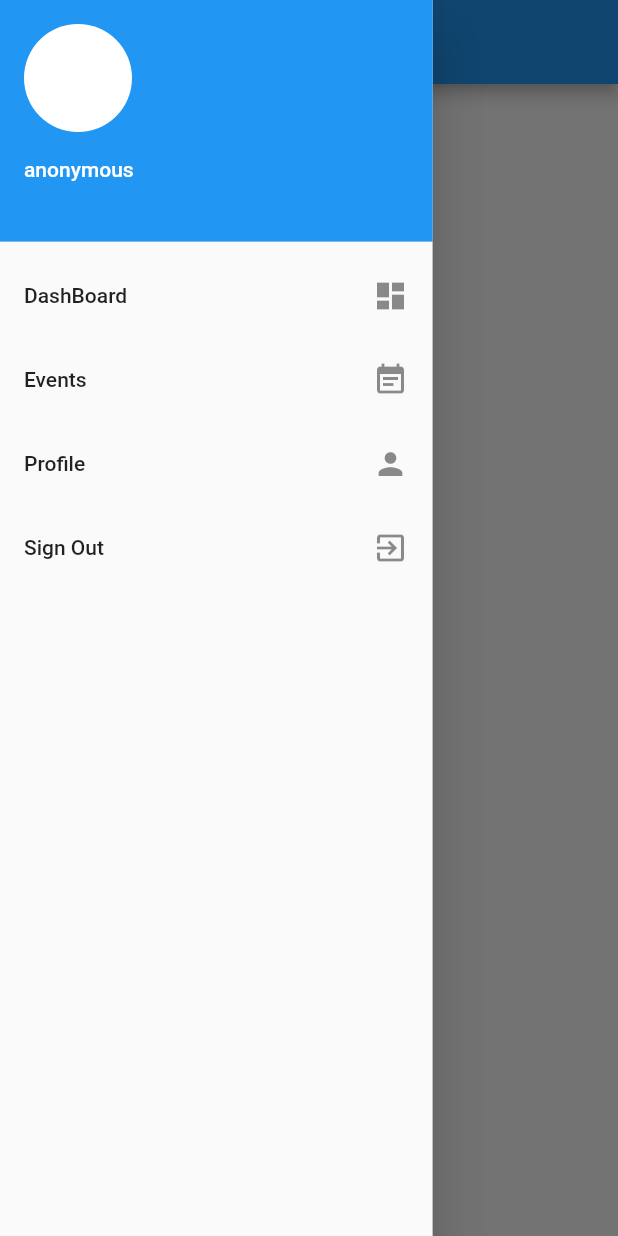
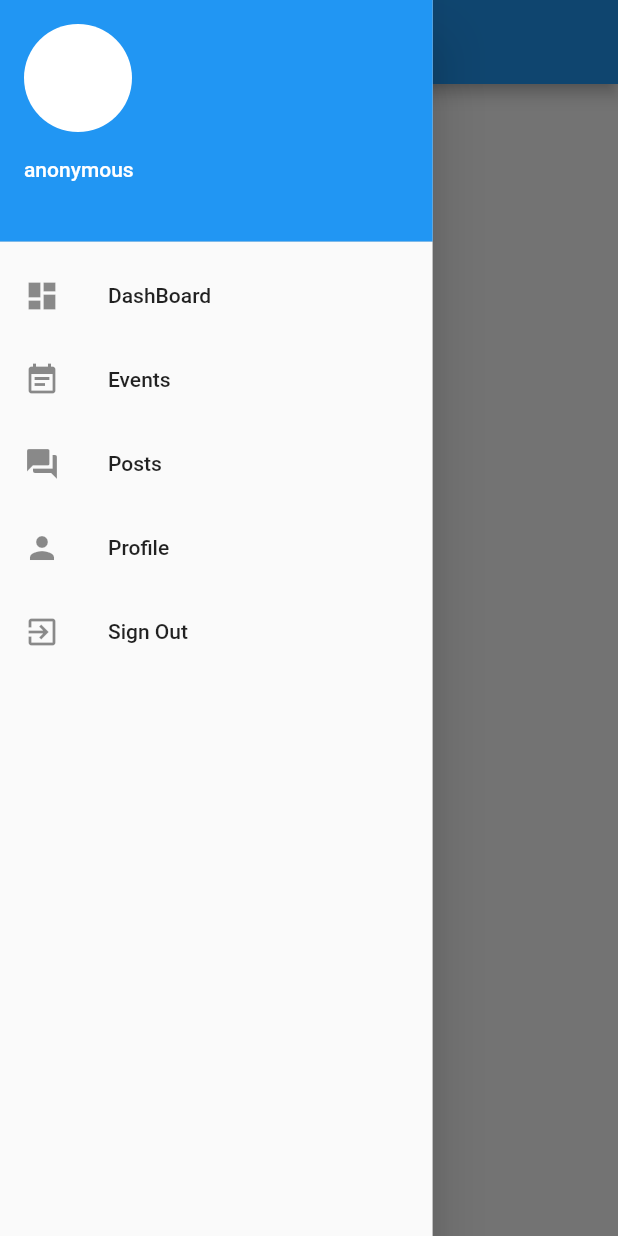
Before and after one commit to sundarlucifer/community-app, a Flutter app: the HomeScreen screen opened by its route, with the side drawer open, on a phone screen of 412 x 824 dp. Run offline on Flutter 3.47's test engine with Material 2 defaults, Android fonts, the phone set to English and light mode, and no system bars; our stand-ins replace cloud_firestore, firebase_auth, google_sign_in; accounts and stored records are empty; statements that could not run were skipped.

Commit message:
Added post feature

```diff
--- a/lib/main.dart
+++ b/lib/main.dart
@@ -2,6 +2,7 @@ import 'package:community_app/screens/events_screen.dart';
 import 'package:community_app/screens/home_screen.dart';
 import 'package:community_app/screens/loading_screen.dart';
 import 'package:community_app/screens/login_screen.dart';
+import 'package:community_app/screens/post_screen.dart';
 import 'package:community_app/screens/profile_screen.dart';
 import 'package:community_app/services/auth_service.dart';
 import 'package:flutter/material.dart';
@@ -14,16 +15,16 @@ class MyApp extends StatelessWidget {
   final _routes = <String, WidgetBuilder>{
     HomeScreen.TAG: (_) => HomeScreen(),
     EventsScreen.TAG: (_) => EventsScreen(),
+    PostScreen.TAG: (_) => PostScreen(),
     ProfileScreen.TAG: (_) => ProfileScreen(),
     LoginScreen.TAG: (_) => LoginScreen(),
   };
 
   @override
   Widget build(BuildContext context) {
-    // TODO: Remove stream and change login logic
     return MaterialApp(
       home: FutureBuilder(
-        future: authService.user,
+        future: authService.authState,
         builder: (context, snapshot) {
           if(snapshot.connectionState == ConnectionState.done)
             return snapshot.hasData ? HomeScreen() : LoginScreen();
--- a/lib/screens/home_screen.dart
+++ b/lib/screens/home_screen.dart
@@ -31,14 +31,22 @@ class _HomeScreenState extends State<HomeScreen> {
   @override
   Widget build(BuildContext context) {
     return Scaffold(
-      drawer: SizedBox(
-        width: MediaQuery.of(context).size.width * 0.7,
-        child: MyDrawer(),
-      ),
+      drawer: MyDrawer(),
       appBar: AppBar(
         title: Text('DashBoard'),
       ),
-      body: StreamBuilder(
+      body: SingleChildScrollView(
+        child: Column(
+          crossAxisAlignment: CrossAxisAlignment.start,
+          children: <Widget>[
+            Padding(
+              padding: EdgeInsets.fromLTRB(20, 20, 20, 0),
+              child: Text(
+                'Subscibed events',
+                style: TextStyle(fontWeight: FontWeight.w600, fontSize: 32),
+              ),
+            ),
+            StreamBuilder(
               stream: authService.getEvents(),
               builder: (context, AsyncSnapshot<QuerySnapshot> snapshot) {
                 if (snapshot.hasError) {
@@ -48,41 +56,38 @@ class _HomeScreenState extends State<HomeScreen> {
                   case ConnectionState.waiting:
                     return Center(child: CircularProgressIndicator());
                   default:
-              return ListView(
+                    return Column(
                       children: snapshot.data.documents
                           .where((DocumentSnapshot snap) =>
                               myEvents.contains(snap.documentID))
                           .map((doc) => FutureBuilder(
-                          future: authService.getUser(doc.data['user_id']),
-                          builder: (context, AsyncSnapshot<User> snapshot) {
+                                future:
+                                    authService.getUser(doc.data['user_id']),
+                                builder:
+                                    (context, AsyncSnapshot<User> snapshot) {
                                   if (snapshot.connectionState ==
                                       ConnectionState.done) {
-                              final event = Event.from(doc, snapshot.data);
+                                    final event =
+                                        Event.from(doc, snapshot.data);
                                     return _buildCard(event);
                                   }
                                   return Center();
                                 },
                               ))
                           .toList(),
-                // snapshot.data.documents
-                //     .where((DocumentSnapshot snap) =>
-                //         myEvents.contains(snap.documentID))
-                //     .map<Widget>((DocumentSnapshot document) async {
-                //   final user =
-                //       await authService.getUser(document.data['user_id']);
-                //   final event = Event.from(document, user);
-                //   return CustomCard(event: event);
-                // }).toList(),
                     );
                 }
               },
+            ),
+          ],
+        ),
       ),
     );
   }
 
   Widget _buildCard(Event event) {
     return Card(
-      elevation: 8.0,
+      elevation: 2.0,
       margin: new EdgeInsets.symmetric(horizontal: 10.0, vertical: 15.0),
       child: Container(
         child: Padding(
@@ -96,24 +101,24 @@ class _HomeScreenState extends State<HomeScreen> {
                     child: Image.network(event.photoUrl),
                   ),
                   SizedBox(width: 10.0),
-                  Text(event.userName),
+                  Text(
+                    event.userName,
+                    style: TextStyle(fontWeight: FontWeight.w400, fontSize: 24),
+                  ),
                 ],
-              ),
-              SizedBox(height: 12.0),
-              Text(
-                event.title,
-                style: TextStyle(fontSize: 24.0, fontWeight: FontWeight.w600),
               ),
               Divider(
                 thickness: 2.0,
+              ),
+              Text(
+                event.title,
+                style: TextStyle(fontSize: 24.0, fontWeight: FontWeight.bold),
               ),
               SizedBox(height: 8.0),
               Text(event.content),
               SizedBox(height: 8.0),
               Text('Event date: ' + event.date.toString().substring(0, 10)),
-              Divider(
-                thickness: 2.0,
-              ),
+              SizedBox(height: 8.0),
               RaisedButton(
                 child: Text('UnSubscribe'),
                 onPressed: () => _unSubscribe(event),
--- a/lib/utils/drawer.dart
+++ b/lib/utils/drawer.dart
@@ -1,6 +1,8 @@
+import 'package:community_app/models/user.dart';
 import 'package:community_app/screens/events_screen.dart';
 import 'package:community_app/screens/home_screen.dart';
 import 'package:community_app/screens/login_screen.dart';
+import 'package:community_app/screens/post_screen.dart';
 import 'package:community_app/screens/profile_screen.dart';
 import 'package:community_app/services/auth_service.dart';
 import 'package:flutter/material.dart';
@@ -17,19 +19,20 @@ class _MyDrawerState extends State<MyDrawer> {
 
   @override
   void initState() {
-    authService.user.then((user) {
+    User user = authService.user;
     setState(() {
       _userName = user.displayName;
       _userMail = user.email;
       if (user.photoUrl != '') _userPhoto = Image.network(user.photoUrl);
-      });
     });
     super.initState();
   }
 
   @override
   Widget build(BuildContext context) {
-    return Drawer(
+    return SizedBox(
+      width: MediaQuery.of(context).size.width * 0.7,
+      child: Drawer(
         child: ListView(
           children: [
             UserAccountsDrawerHeader(
@@ -42,30 +45,37 @@ class _MyDrawerState extends State<MyDrawer> {
             ),
             ListTile(
               title: Text('DashBoard'),
-            trailing: Icon(Icons.dashboard),
+              leading: Icon(Icons.dashboard),
               onTap: () =>
                   Navigator.pushReplacementNamed(context, HomeScreen.TAG),
             ),
             ListTile(
               title: Text('Events'),
-            trailing: Icon(Icons.event_note),
+              leading: Icon(Icons.event_note),
               onTap: () =>
                   Navigator.pushReplacementNamed(context, EventsScreen.TAG),
             ),
             ListTile(
+              title: Text('Posts'),
+              leading: Icon(Icons.forum),
+              onTap: () =>
+                  Navigator.pushReplacementNamed(context, PostScreen.TAG),
+            ),
+            ListTile(
               title: Text('Profile'),
-            trailing: Icon(Icons.person),
+              leading: Icon(Icons.person),
               onTap: () =>
                   Navigator.pushReplacementNamed(context, ProfileScreen.TAG),
             ),
             ListTile(
               title: Text('Sign Out'),
-            trailing: Icon(Icons.exit_to_app),
+              leading: Icon(Icons.exit_to_app),
               onTap: () => authService.signOut().then((_) =>
                   Navigator.pushReplacementNamed(context, LoginScreen.TAG)),
             ),
           ],
         ),
+      ),
     );
   }
 }
```
Also changed, not shown: lib/models/post.dart (added, +22 -0 lines), lib/screens/add_post_screen.dart (added, +83 -0 lines), lib/screens/events_screen.dart (+0 -7 lines), lib/screens/post_screen.dart (added, +131 -0 lines), lib/services/auth_service.dart (+30 -6 lines). Lines whose indentation alone changed are shown as unchanged.
